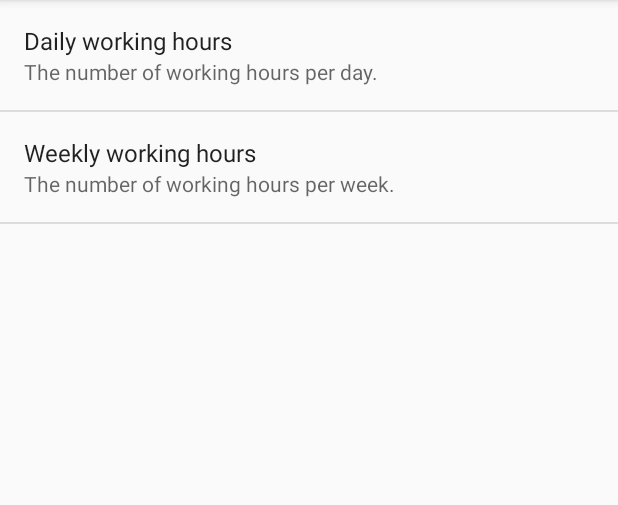
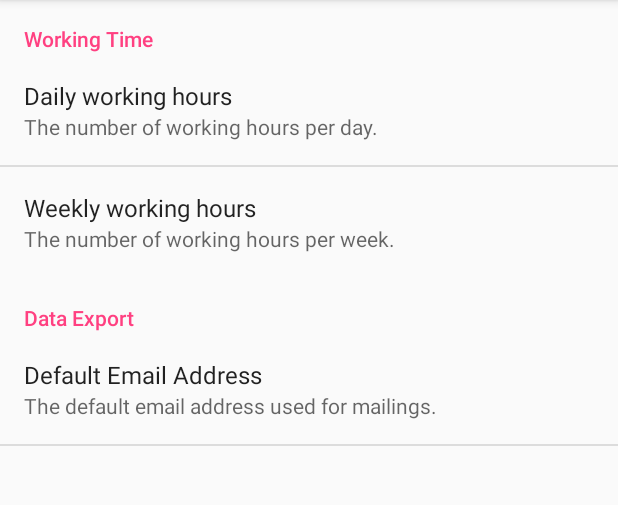
Before and after one commit to iweinzierl/worktrack, an Android app: the fragment SettingsFragment shown on its own in the app's theme, on a phone screen of 412 x 824 dp, the part 84-589 px from its top. Run offline under Robolectric (Android 15) with nearby library versions, the phone set to English and light mode, and no system bars; libraries missing offline, so code that uses them is left out: org.androidannotations.annotations.

Commit message:
Added default email address for exports to settings screen.

```diff
--- a/mobile/src/main/res/values/strings.xml
+++ b/mobile/src/main/res/values/strings.xml
@@ -38,10 +38,14 @@
     <string name="dialog_weekpicker_label_week">Week:</string>
     <string name="dialog_weekpicker_label_year">Year:</string>
 
+    <string name="settings_category_working_time">Working Time</string>
     <string name="settings_daily_working_hours_title">Daily working hours</string>
     <string name="settings_daily_working_hours_summary">The number of working hours per day.</string>
     <string name="settings_weekly_working_hours_title">Weekly working hours</string>
     <string name="settings_weekly_working_hours_summary">The number of working hours per week.</string>
+    <string name="settings_category_export">Data Export</string>
+    <string name="settings_export_default_mail_title">Default Email Address</string>
+    <string name="settings_export_default_mail_summary">The default email address used for mailings.</string>
 
     <string name="monday">Mon</string>
     <string name="tuesday">Tue</string>
--- a/mobile/src/main/res/xml/settings.xml
+++ b/mobile/src/main/res/xml/settings.xml
@@ -1,5 +1,7 @@
 <?xml version="1.0" encoding="utf-8"?>
 <PreferenceScreen xmlns:android="http://schemas.android.com/apk/res/android">
+
+    <PreferenceCategory android:title="@string/settings_category_working_time">
 
         <EditTextPreference
             android:defaultValue="8"
@@ -17,4 +19,17 @@
             android:summary="@string/settings_weekly_working_hours_summary"
             android:title="@string/settings_weekly_working_hours_title" />
 
+    </PreferenceCategory>
+
+    <PreferenceCategory android:title="@string/settings_category_export">
+
+        <EditTextPreference
+            android:defaultValue=""
+            android:enabled="true"
+            android:inputType="textEmailAddress"
+            android:key="setting_exports_default_mail"
+            android:summary="@string/settings_export_default_mail_summary"
+            android:title="@string/settings_export_default_mail_title" />
+
+    </PreferenceCategory>
 </PreferenceScreen>
```
Also changed, not shown: mobile/src/main/java/de/iweinzierl/worktrack/util/MailHelper.java (+6 -2 lines), mobile/src/main/java/de/iweinzierl/worktrack/util/SettingsHelper.java (+10 -0 lines). Lines whose indentation alone changed are shown as unchanged.
